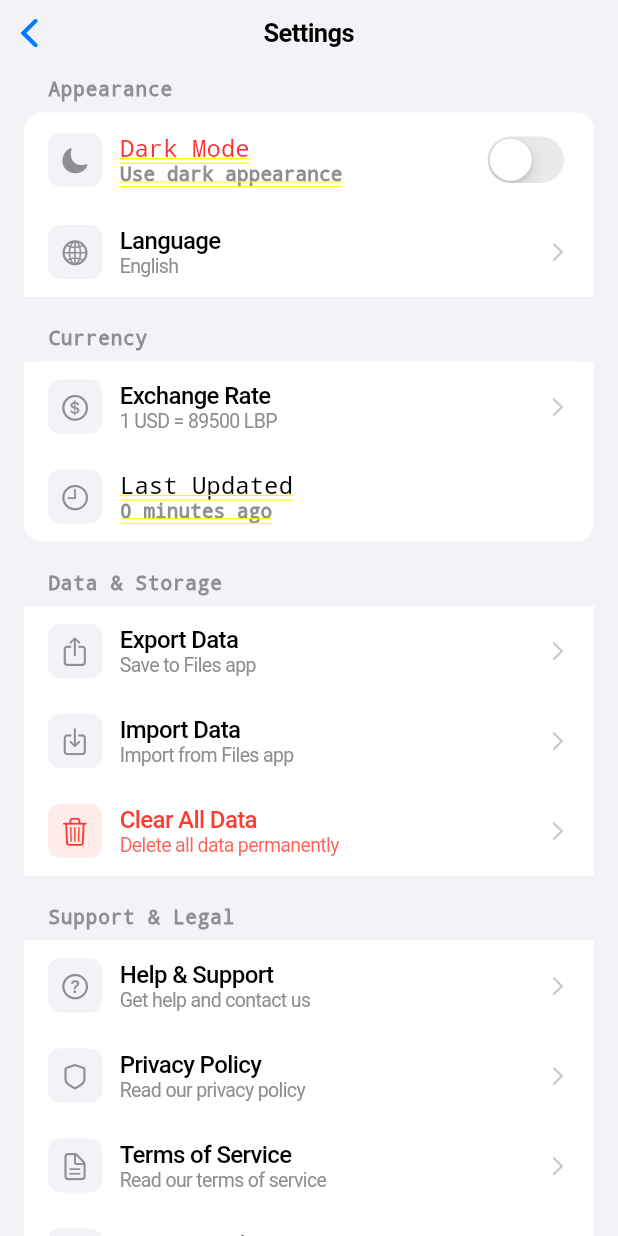
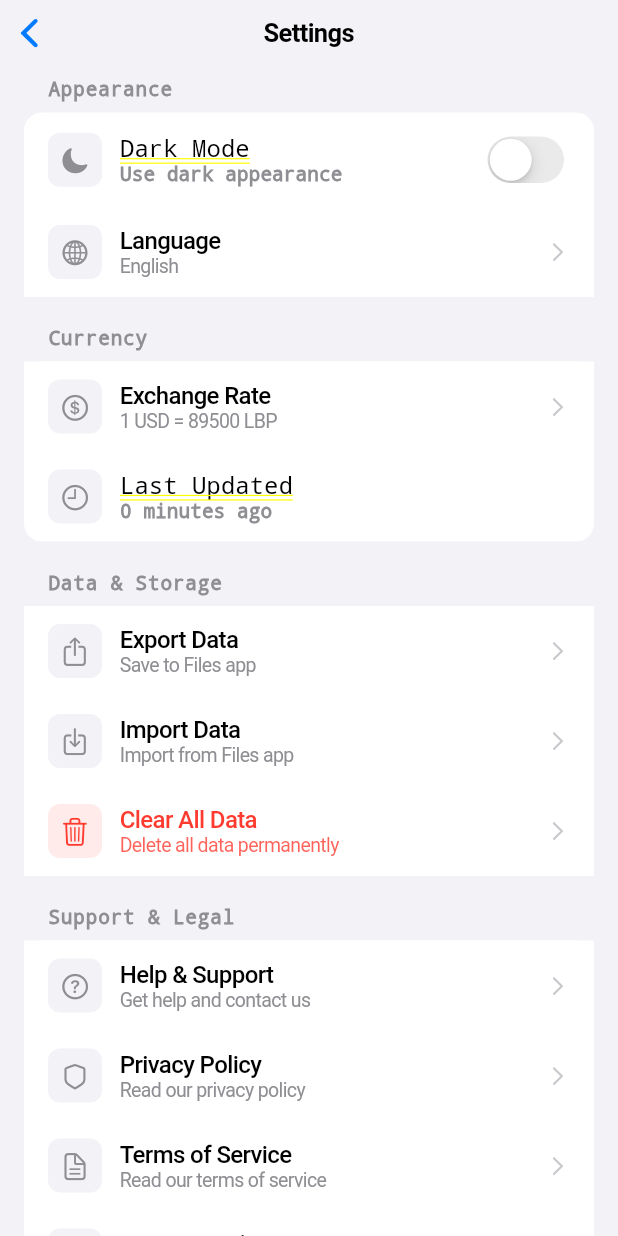
Before and after one commit to johnychnouda/Bechaalany-Debt, a Flutter app: the SettingsScreen screen opened directly, on a phone screen of 412 x 824 dp. Run offline on Flutter 3.47's test engine with Material 3 defaults, Android fonts, the light colour scheme and no system bars; our stand-ins replace connectivity_plus, flutter_local_notifications, flutter_svg, hive, hive_flutter, pdf and 2 more; accounts and stored records are empty; generated files the repository leaves out were written again.

Commit message:
fix: comprehensive color fixes for settings screen - Add explicit black color to all title text elements - Add TextDecoration.none to all subtitle text to prevent yellow underlines - Fix switch row title color that was missing explicit color - Ensure all text elements use proper colors without unintended decorations - Only destructive actions should show red text, all others should be black

```diff
--- a/lib/screens/settings_screen.dart
+++ b/lib/screens/settings_screen.dart
@@ -240,6 +240,7 @@ class _SettingsScreenState extends State<SettingsScreen> {
                   style: const TextStyle(
                     fontSize: 16,
                     fontWeight: FontWeight.w500,
+                    color: CupertinoColors.black,
                   ),
                 ),
                 if (subtitle.isNotEmpty)
@@ -248,6 +249,7 @@ class _SettingsScreenState extends State<SettingsScreen> {
                     style: TextStyle(
                       fontSize: 13,
                       color: CupertinoColors.systemGrey,
+                      decoration: TextDecoration.none,
                     ),
                   ),
               ],
@@ -304,6 +306,7 @@ class _SettingsScreenState extends State<SettingsScreen> {
                       style: TextStyle(
                         fontSize: 13,
                         color: CupertinoColors.systemGrey,
+                        decoration: TextDecoration.none,
                       ),
                     ),
                 ],
@@ -361,6 +364,7 @@ class _SettingsScreenState extends State<SettingsScreen> {
                       style: TextStyle(
                         fontSize: 13,
                         color: isDestructive ? CupertinoColors.destructiveRed.withOpacity(0.8) : CupertinoColors.systemGrey,
+                        decoration: TextDecoration.none,
                       ),
                     ),
                 ],
@@ -413,6 +417,7 @@ class _SettingsScreenState extends State<SettingsScreen> {
                     style: TextStyle(
                       fontSize: 13,
                       color: CupertinoColors.systemGrey,
+                      decoration: TextDecoration.none,
                     ),
                   ),
               ],
```
